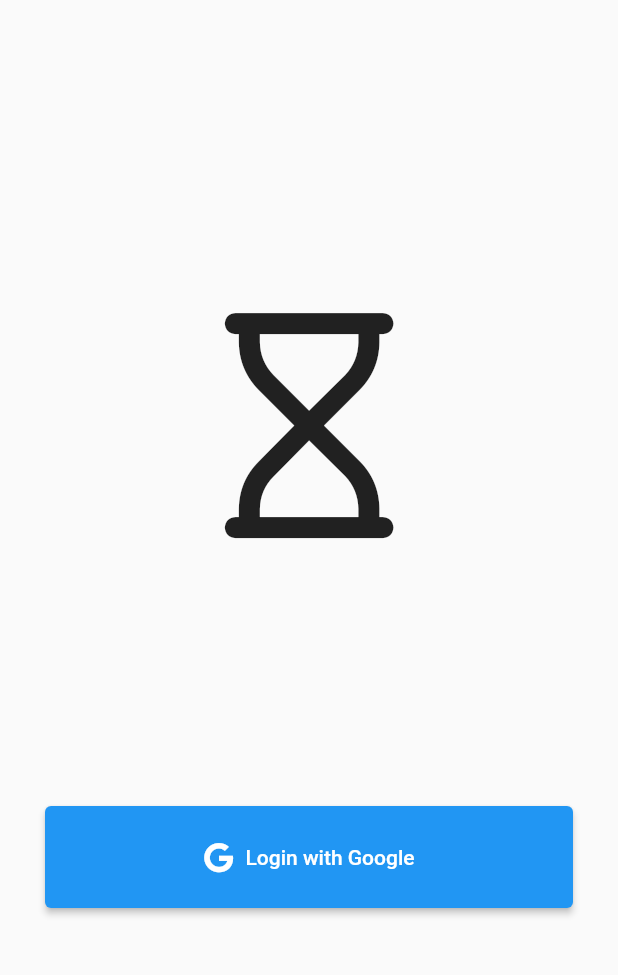
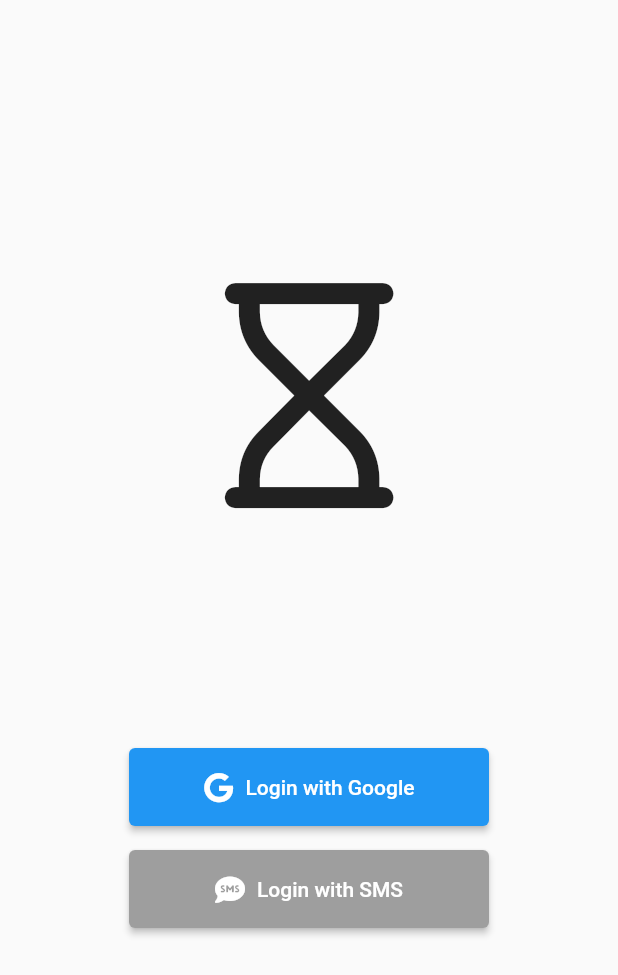
Before and after one commit to ClubiNew/Tempus, a Flutter app: the screen it shows after launch, on a phone screen of 412 x 824 dp. Shown: the top 975 px of the screen. Run offline on Flutter 3.47's test engine with Material 2 defaults, Android fonts, the phone set to English and light mode, and no system bars; our stand-ins replace cloud_firestore, firebase_auth, firebase_core, font_awesome_flutter, google_fonts, google_sign_in and 1 more; accounts and stored records are empty.

Commit message:
SMS login

```diff
--- a/lib/routes.dart
+++ b/lib/routes.dart
@@ -2,7 +2,6 @@ import 'package:tempus/screens/screens.dart';
 
 var appRoutes = {
   '/': (context) => HomeScreen(),
-  '/login': (context) => const LoginScreen(),
   '/goals': (context) => const GoalsScreen(),
   '/journal': (context) => const JournalScreen(),
   '/pomodoro': (context) => const PomodoroScreen(),
--- a/lib/screens/home/home.dart
+++ b/lib/screens/home/home.dart
@@ -31,7 +31,7 @@ class HomeScreen extends StatelessWidget {
               ),
             ),
             Text(
-              "Logged in as ${AuthService().user?.email}",
+              "Logged in as ${AuthService().getUsername()}",
             ),
             TextButton(
               onPressed: () {
--- /dev/null
+++ b/lib/screens/login/google_login.dart
@@ -0,0 +1,36 @@
+import 'package:firebase_auth/firebase_auth.dart';
+import 'package:flutter/material.dart';
+import 'package:font_awesome_flutter/font_awesome_flutter.dart';
+import 'package:google_sign_in/google_sign_in.dart';
+import 'package:tempus/screens/screens.dart';
+
+class GoogleLoginButton extends StatelessWidget {
+  const GoogleLoginButton({Key? key}) : super(key: key);
+
+  @override
+  Widget build(BuildContext context) {
+    final ColorScheme colorScheme = Theme.of(context).colorScheme;
+    return LoginButton(
+      text: "Login with Google",
+      icon: FontAwesomeIcons.google,
+      buttonColor: colorScheme.primary,
+      loginMethod: () async {
+        try {
+          final googleUser = await GoogleSignIn().signIn();
+
+          if (googleUser == null) return;
+
+          final googleAuth = await googleUser.authentication;
+          final authCredential = GoogleAuthProvider.credential(
+            accessToken: googleAuth.accessToken,
+            idToken: googleAuth.idToken,
+          );
+
+          await FirebaseAuth.instance.signInWithCredential(authCredential);
+        } on Exception catch (e) {
+          print("Google login failed: $e");
+        }
+      },
+    );
+  }
+}
--- a/lib/screens/login/login.dart
+++ b/lib/screens/login/login.dart
@@ -1,15 +1,21 @@
 import 'package:flutter/material.dart';
 import 'package:font_awesome_flutter/font_awesome_flutter.dart';
-import 'package:tempus/services/auth.dart';
+import 'package:tempus/screens/login/google_login.dart';
+import 'package:tempus/screens/login/sms_login.dart';
 
 class LoginScreen extends StatelessWidget {
   const LoginScreen({super.key});
 
   @override
   Widget build(BuildContext context) {
-    return MaterialApp(builder: (context, snapshot) {
+    return MaterialApp(
+      title: 'Tempus',
+      home: Builder(
+        builder: (context) {
           return Scaffold(
-        body: Container(
+            body: Center(
+              child: Container(
+                constraints: const BoxConstraints(maxWidth: 300),
                 padding: const EdgeInsets.all(30),
                 child: Column(
                   crossAxisAlignment: CrossAxisAlignment.stretch,
@@ -19,36 +25,42 @@ class LoginScreen extends StatelessWidget {
                       FontAwesomeIcons.hourglass,
                       size: 150,
                     ),
-              Flexible(
-                child: LoginButton(
-                  icon: FontAwesomeIcons.google,
-                  text: 'Login with Google',
-                  loginMethod: AuthService().googleLogin,
+                    Column(
+                      crossAxisAlignment: CrossAxisAlignment.stretch,
+                      children: const [
+                        GoogleLoginButton(),
+                        SmsLoginButton(),
+                      ],
                     ),
-              )
                   ],
                 ),
               ),
+            ),
           );
-    });
+        },
+      ),
+    );
   }
 }
 
 class LoginButton extends StatelessWidget {
+  const LoginButton({
+    super.key,
+    required this.text,
+    required this.icon,
+    required this.buttonColor,
+    required this.loginMethod,
+  });
+
   final IconData icon;
   final String text;
   final Function loginMethod;
-
-  const LoginButton(
-      {super.key,
-      required this.text,
-      required this.icon,
-      required this.loginMethod});
+  final Color buttonColor;
 
   @override
   Widget build(BuildContext context) {
     return Container(
-      margin: const EdgeInsets.only(bottom: 10),
+      margin: const EdgeInsets.only(bottom: 16),
       child: ElevatedButton.icon(
         icon: Icon(
           icon,
@@ -56,7 +68,8 @@ class LoginButton extends StatelessWidget {
           size: 20,
         ),
         style: TextButton.styleFrom(
-          padding: const EdgeInsets.all(24),
+          padding: const EdgeInsets.all(16),
+          backgroundColor: buttonColor,
         ),
         onPressed: () => loginMethod(),
         label: Text(text, textAlign: TextAlign.center),
--- a/pubspec.yaml
+++ b/pubspec.yaml
@@ -11,7 +11,6 @@ dependencies:
   flutter:
     sdk: flutter
 
-  cupertino_icons: ^1.0.5
   firebase_core: ^1.21.0
   cloud_firestore: ^3.4.5
   firebase_auth: ^3.6.4
```
Also changed, not shown: lib/screens/login/sms_login.dart (added, +212 -0 lines), lib/services/auth.dart (+2 -17 lines), pubspec.lock. Lines whose indentation alone changed are shown as unchanged.
